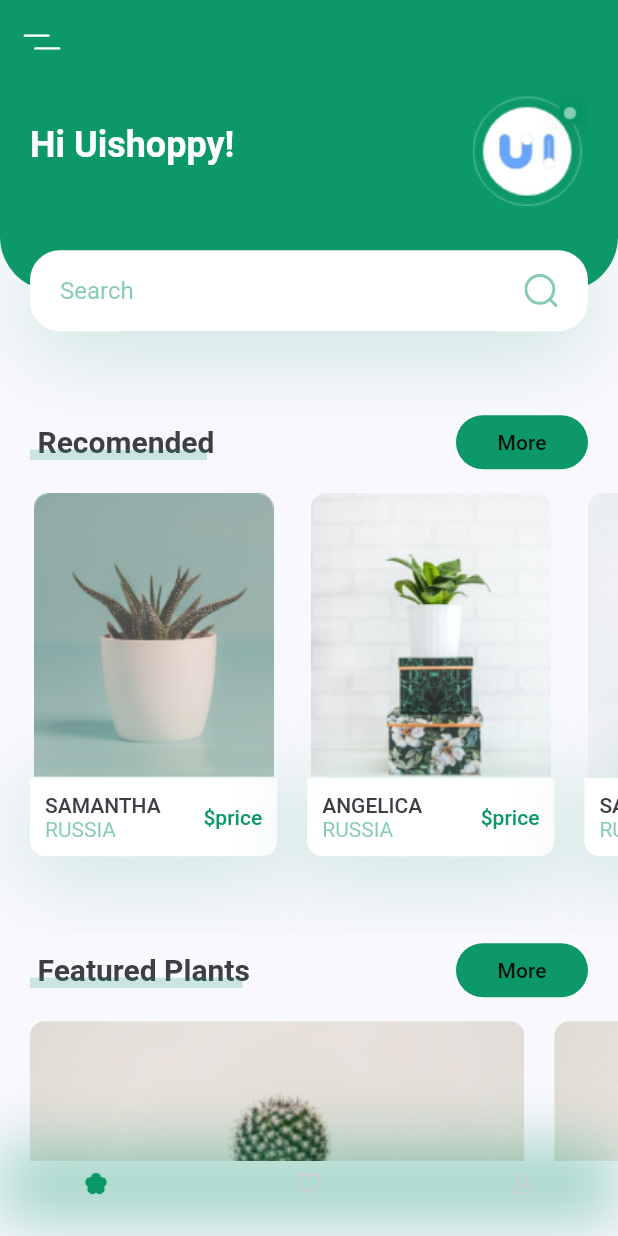
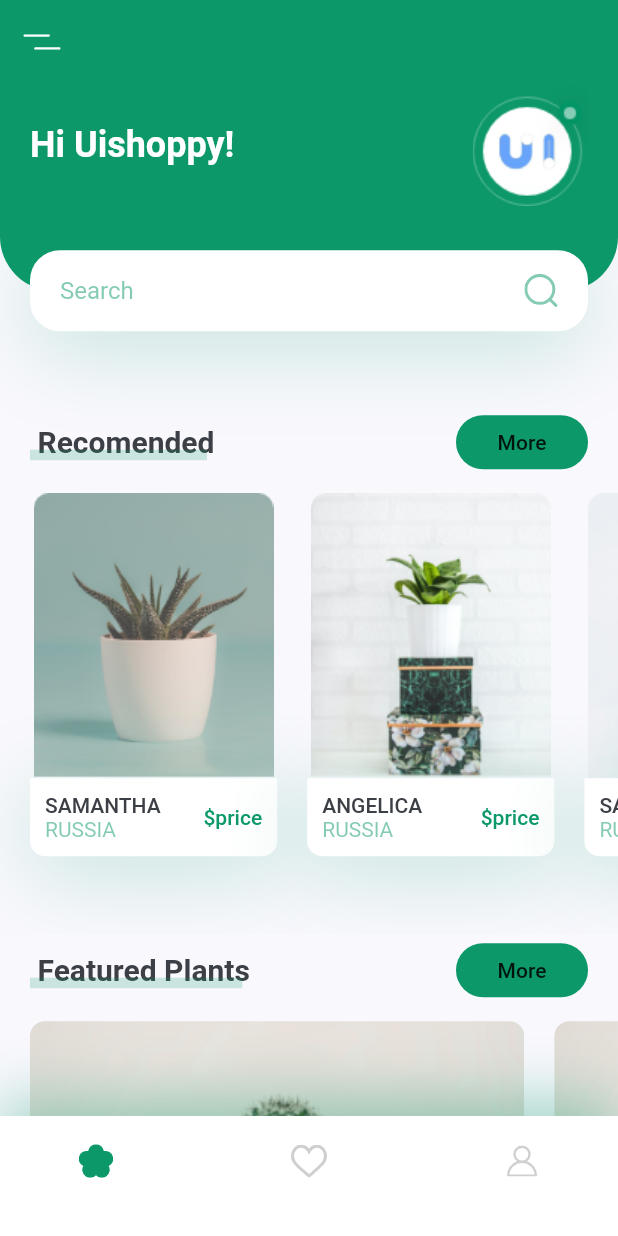
Before and after one commit to QuyenVu04092000/plant_app, a Flutter app: the screen it shows after launch, on a phone screen of 412 x 824 dp. Run offline on Flutter 3.47's test engine with Material 2 defaults, Android fonts, the phone set to English and light mode, and no system bars; our stand-ins replace device_preview, flutter_svg; missing offline and left inert: shared_preferences_web.

Commit message:
fix bottom navigation bar

```diff
--- a/lib/components/my_bottom_nav_bar.dart
+++ b/lib/components/my_bottom_nav_bar.dart
@@ -15,8 +15,9 @@ class MyBottomNavBar extends StatelessWidget{
         right: kDefaultPadding * 2,
         bottom: kDefaultPadding,
       ),
-      height: 50,
+      height: 80,
       decoration: BoxDecoration(
+          color: Colors.white,
           boxShadow: [
             BoxShadow(
               offset: Offset(0,-10),
```
Also changed, not shown: 1 other file.
